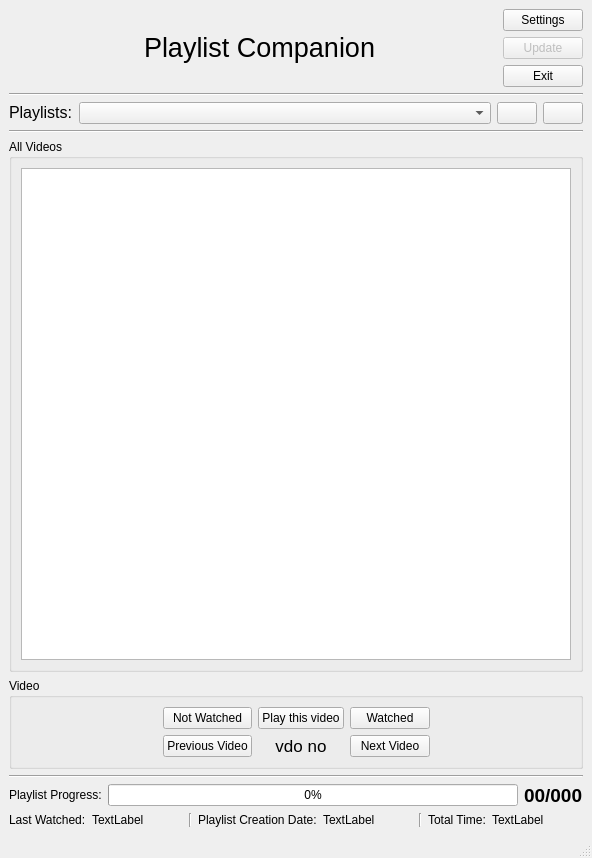
The window that src/PlaylistCompanion/mainwindow.ui (KaziRifatMorshed/Playlist-Companion) describes before a commit, drawn with Qt 5.
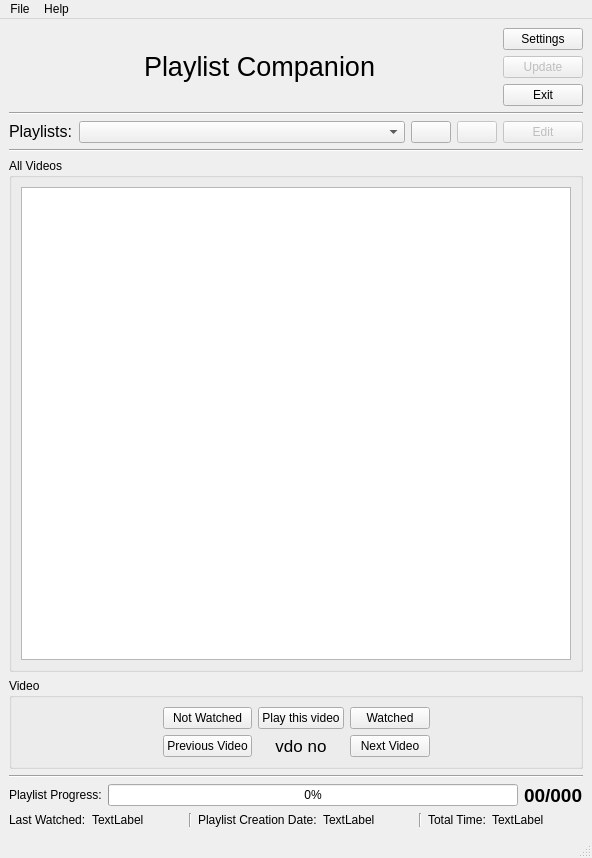
The same window after the commit. Icons and pictures are not drawn.

The edit to the form file:
```diff
--- a/src/PlaylistCompanion/mainwindow.ui
+++ b/src/PlaylistCompanion/mainwindow.ui
@@ -160,6 +160,9 @@
       </item>
       <item>
        <widget class="QPushButton" name="removePlaylist">
+        <property name="enabled">
+         <bool>false</bool>
+        </property>
         <property name="sizePolicy">
          <sizepolicy hsizetype="Fixed" vsizetype="Fixed">
           <horstretch>0</horstretch>
@@ -174,6 +177,25 @@
         </property>
        </widget>
       </item>
+      <item>
+       <widget class="QPushButton" name="editPlaylistButton">
+        <property name="enabled">
+         <bool>false</bool>
+        </property>
+        <property name="sizePolicy">
+         <sizepolicy hsizetype="Fixed" vsizetype="Fixed">
+          <horstretch>0</horstretch>
+          <verstretch>0</verstretch>
+         </sizepolicy>
+        </property>
+        <property name="text">
+         <string>Edit</string>
+        </property>
+        <property name="icon">
+         <iconset theme="applications-accessories"/>
+        </property>
+       </widget>
+      </item>
      </layout>
     </item>
     <item>
@@ -475,6 +497,20 @@
      <height>22</height>
     </rect>
    </property>
+   <widget class="QMenu" name="menuFile">
+    <property name="title">
+     <string>File</string>
+    </property>
+    <addaction name="actionExit"/>
+   </widget>
+   <widget class="QMenu" name="menuHelp">
+    <property name="title">
+     <string>Help</string>
+    </property>
+    <addaction name="actionAbout"/>
+   </widget>
+   <addaction name="menuFile"/>
+   <addaction name="menuHelp"/>
   </widget>
   <widget class="QStatusBar" name="statusbar"/>
  </widget>
```
Left out of the diff: 10 changed lines with no effect on the pictures.
